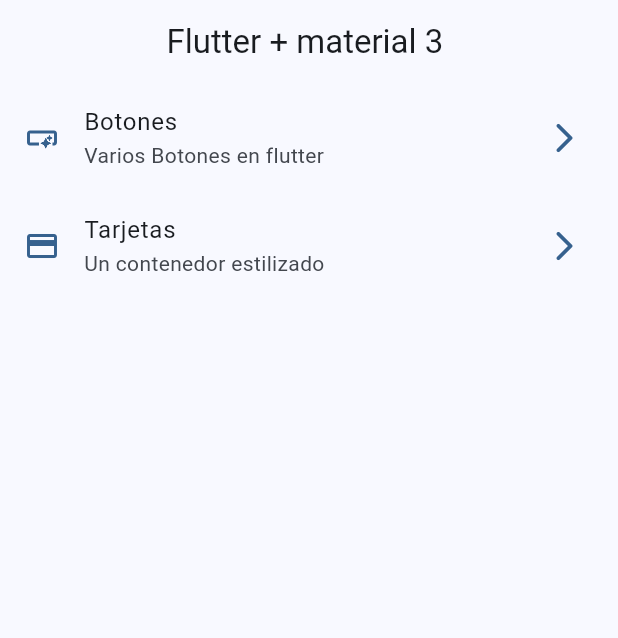
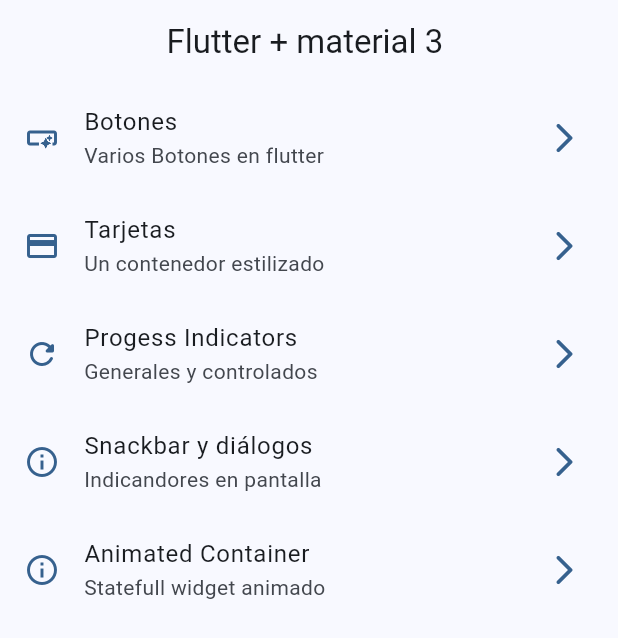
Before and after one commit to gabrielcabrera17/widget_app, a Flutter app: the screen it shows after launch, on a phone screen of 412 x 824 dp. Shown: the top 638 px of the screen. Run offline on Flutter 3.47's test engine with Material 3 defaults, Android fonts, the phone set to English and light mode, and no system bars; our stand-ins replace go_router.

```diff
--- a/lib/config/menu/menu_items.dart
+++ b/lib/config/menu/menu_items.dart
@@ -30,7 +30,31 @@ const appMenuItems = <MenuItems>[
     subTitle: 'Un contenedor estilizado',
     link: '/cards',
     icon: Icons.credit_card
+  ),
+
+
+  MenuItems(
+    title: 'Progess Indicators',
+    subTitle: 'Generales y controlados',
+    link: '/progress',
+    icon: Icons.refresh_rounded
+  ),
+
+
+  MenuItems(
+    title: 'Snackbar y diálogos',
+    subTitle: 'Indicandores en pantalla',
+    link: '/snackbars',
+    icon: Icons.info_outline
+  ),
+
+    MenuItems(
+    title: 'Animated Container',
+    subTitle: 'Statefull widget animado',
+    link: '/animated',
+    icon: Icons.info_outline
   )
 
 
+
 ];
--- a/lib/config/router/app_router.dart
+++ b/lib/config/router/app_router.dart
@@ -20,5 +20,20 @@ final appRouter = GoRouter(
        name: CardsScreen.name,
       builder: (context, state) => const CardsScreen(),
     ),
+     GoRoute(
+      path: '/progress',
+       name: ProgressScreen.name,
+      builder: (context, state) => const ProgressScreen(),
+    ),
+    GoRoute(
+      path: '/snackbars',
+       name: SnackbarScreen.name,
+      builder: (context, state) => const SnackbarScreen(),
+    ),
+     GoRoute(
+      path: '/animated',
+       name: AnimatedScreen.name,
+      builder: (context, state) => const AnimatedScreen(),
+    ),
   ],
 );
```
Also changed, not shown: lib/presentation/screens/progress/progress_screen.dart (+62 -1 lines), lib/presentation/screens/snackbar/snackbar_screen.dart (+75 -1 lines).
